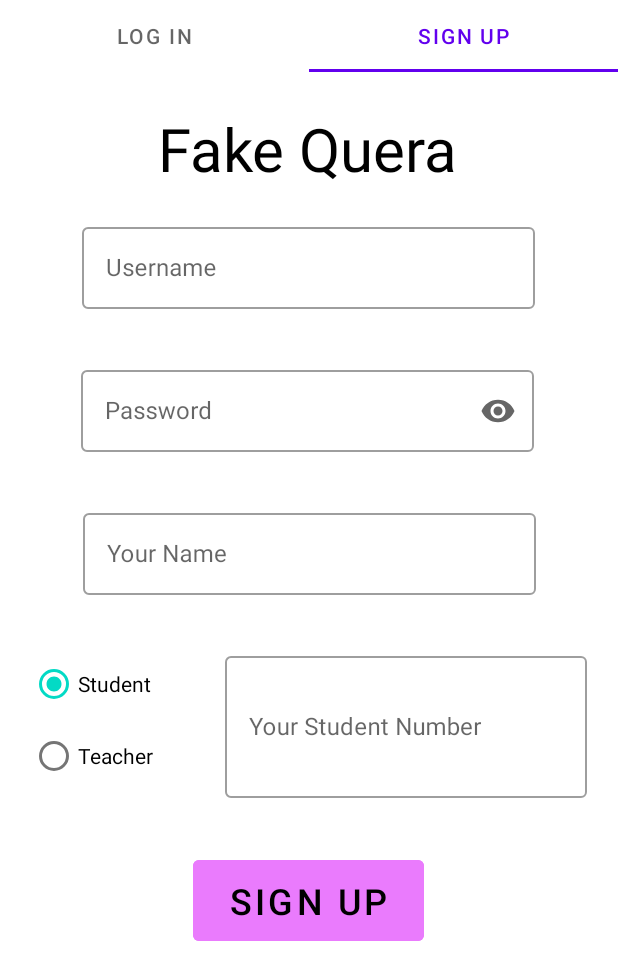
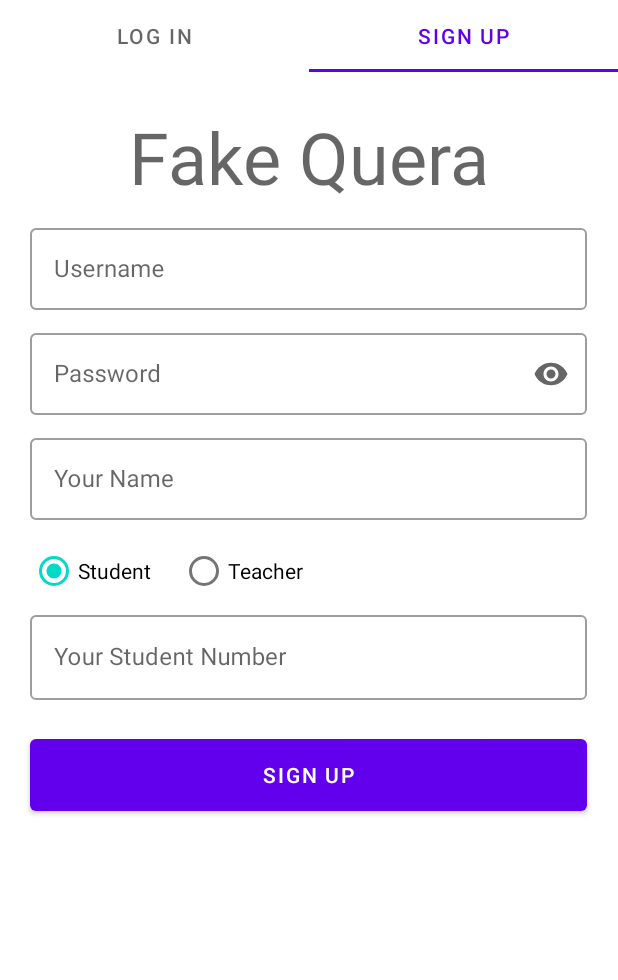
Before and after one commit to benyaminbeyzaie/fake-quera, an Android app: the screen it shows after launch (MainActivity), tab 2 chosen, on a phone screen of 412 x 824 dp. Shown: the top 980 px of the screen. Run offline under Robolectric (Android 15) with nearby library versions, the phone set to English and light mode, and no system bars; our stand-ins replace Room's generated code.

Commit message:
code style and UI fixes

```diff
--- a/app/src/main/java/ir/sharif/fakequera/MainActivity.java
+++ b/app/src/main/java/ir/sharif/fakequera/MainActivity.java
@@ -78,9 +78,6 @@ public class MainActivity extends AppCompatActivity {
                     LoginFragment loginFragment = new LoginFragment();
                     fragmentTransaction.replace(R.id.frame , loginFragment);
                     fragmentTransaction.commit();
-
-                    Toast.makeText(MainActivity.this, "login", Toast.LENGTH_SHORT).show();
-
                 }else if (tab.getText().equals(getString(R.string.signup))){
                     FragmentManager fragmentManager = getSupportFragmentManager();
                     FragmentTransaction fragmentTransaction = fragmentManager.beginTransaction();
@@ -88,8 +85,6 @@ public class MainActivity extends AppCompatActivity {
                     SignupFragment signupFragment = new SignupFragment();
                     fragmentTransaction.replace(R.id.frame , signupFragment);
                     fragmentTransaction.commit();
-
-                    Toast.makeText(MainActivity.this, "signup", Toast.LENGTH_SHORT).show();
                 }
             }
 
--- a/app/src/main/java/ir/sharif/fakequera/SignupFragment.java
+++ b/app/src/main/java/ir/sharif/fakequera/SignupFragment.java
@@ -10,7 +10,6 @@ import android.view.ViewGroup;
 import android.widget.RadioButton;
 import android.widget.RadioGroup;
 
-import com.google.android.material.textfield.TextInputEditText;
 import com.google.android.material.textfield.TextInputLayout;
 
 public class SignupFragment extends Fragment {
@@ -33,7 +32,7 @@ public class SignupFragment extends Fragment {
         radioGroup = view.findViewById(R.id.radioGroup);
         studentButton = view.findViewById(R.id.studentButton);
         teacherButton = view.findViewById(R.id.teacherButton);
-        textInputLayout = view.findViewById(R.id.signupextrainput);
+        textInputLayout = view.findViewById(R.id.additionalInformationInput);
 
 
         System.out.println(radioGroup.getId());
--- a/app/src/main/res/layout/fragment_signup.xml
+++ b/app/src/main/res/layout/fragment_signup.xml
@@ -11,23 +11,22 @@
 
     <TextView
         android:id="@+id/text_view_id"
+        style="@style/TextAppearance.MaterialComponents.Headline3"
         android:layout_width="wrap_content"
         android:layout_height="wrap_content"
         android:layout_marginTop="16dp"
         android:text="@string/app_name"
-        android:textColor="#000000"
-        android:textSize="40sp"
         app:layout_constraintEnd_toEndOf="parent"
-        app:layout_constraintHorizontal_bias="0.497"
         app:layout_constraintStart_toStartOf="parent"
         app:layout_constraintTop_toTopOf="parent" />
 
     <com.google.android.material.textfield.TextInputLayout
-        android:id="@+id/signupuserinput"
+        android:id="@+id/signupUserInput"
         style="@style/Widget.MaterialComponents.TextInputLayout.OutlinedBox"
-        android:layout_width="302dp"
+        android:layout_width="match_parent"
+        android:paddingHorizontal="@dimen/component_horizontal_padding"
         android:layout_height="60dp"
-        android:layout_marginTop="20dp"
+        android:layout_marginTop="10dp"
         android:hint="@string/usernameHint"
         app:layout_constraintEnd_toEndOf="parent"
         app:layout_constraintStart_toStartOf="parent"
@@ -42,17 +41,17 @@
 
 
     <com.google.android.material.textfield.TextInputLayout
-        android:id="@+id/signuppassinput"
+        android:id="@+id/signupPassInput"
         style="@style/Widget.MaterialComponents.TextInputLayout.OutlinedBox"
-        android:layout_width="302dp"
+        android:layout_width="match_parent"
         android:layout_height="60dp"
-        android:layout_marginTop="35dp"
+        android:layout_marginTop="10dp"
+        android:paddingHorizontal="@dimen/component_horizontal_padding"
         android:hint="@string/passwordHint"
         app:endIconMode="password_toggle"
         app:layout_constraintEnd_toEndOf="parent"
-        app:layout_constraintHorizontal_bias="0.495"
         app:layout_constraintStart_toStartOf="parent"
-        app:layout_constraintTop_toBottomOf="@+id/signupuserinput">
+        app:layout_constraintTop_toBottomOf="@+id/signupUserInput">
 
         <com.google.android.material.textfield.TextInputEditText
             android:layout_width="match_parent"
@@ -67,16 +66,16 @@
 
 
     <com.google.android.material.textfield.TextInputLayout
-        android:id="@+id/signupnameinput"
+        android:id="@+id/signupNameInput"
         style="@style/Widget.MaterialComponents.TextInputLayout.OutlinedBox"
-        android:layout_width="302dp"
+        android:layout_width="match_parent"
         android:layout_height="60dp"
-        android:layout_marginTop="35dp"
+        android:layout_marginTop="10dp"
+        android:paddingHorizontal="@dimen/component_horizontal_padding"
         android:hint="@string/nameHint"
         app:layout_constraintEnd_toEndOf="parent"
-        app:layout_constraintHorizontal_bias="0.504"
         app:layout_constraintStart_toStartOf="parent"
-        app:layout_constraintTop_toBottomOf="@+id/signuppassinput">
+        app:layout_constraintTop_toBottomOf="@+id/signupPassInput">
 
         <com.google.android.material.textfield.TextInputEditText
             android:layout_width="match_parent"
@@ -88,19 +87,20 @@
     <LinearLayout
         android:id="@+id/linearLayout2"
         android:layout_width="match_parent"
-        android:layout_height="100dp"
-        android:layout_marginTop="35dp"
-        android:orientation="horizontal"
+        android:layout_height="wrap_content"
+        android:layout_marginTop="10dp"
+        android:orientation="vertical"
         app:layout_constraintEnd_toEndOf="parent"
         app:layout_constraintStart_toStartOf="parent"
-        app:layout_constraintTop_toBottomOf="@+id/signupnameinput">
+        android:paddingHorizontal="@dimen/component_horizontal_padding"
+        app:layout_constraintTop_toBottomOf="@+id/signupNameInput">
 
 
         <RadioGroup
             android:id="@+id/radioGroup"
             android:layout_width="wrap_content"
             android:layout_height="match_parent"
-            android:layout_marginStart="20dp">
+            android:orientation="horizontal">
 
             <RadioButton
                 android:id="@+id/studentButton"
@@ -119,12 +119,10 @@
 
 
         <com.google.android.material.textfield.TextInputLayout
-            android:id="@+id/signupextrainput"
+            android:id="@+id/additionalInformationInput"
             style="@style/Widget.MaterialComponents.TextInputLayout.OutlinedBox"
             android:layout_width="match_parent"
             android:layout_height="match_parent"
-            android:layout_marginStart="30dp"
-            android:layout_marginEnd="20dp"
             android:hint="@string/studentNumberHint">
 
             <com.google.android.material.textfield.TextInputEditText
@@ -138,14 +136,11 @@
 
     <Button
         android:id="@+id/loginButton2"
-        style="@style/Widget.MaterialComponents.Button.TextButton"
-        android:layout_width="154dp"
-        android:layout_height="66dp"
-        android:layout_marginTop="35dp"
-        android:backgroundTint="#EA7BFD"
+        android:layout_width="match_parent"
+        android:layout_height="60dp"
+        android:layout_marginHorizontal="@dimen/component_horizontal_padding"
+        android:layout_marginTop="20dp"
         android:text="@string/signupButtonText"
-        android:textColor="#000000"
-        android:textSize="24sp"
         app:layout_constraintEnd_toEndOf="parent"
         app:layout_constraintStart_toStartOf="parent"
         app:layout_constraintTop_toBottomOf="@+id/linearLayout2" />
--- /dev/null
+++ b/app/src/main/res/values/dimension.xml
@@ -0,0 +1,4 @@
+<?xml version="1.0" encoding="utf-8"?>
+<resources>
+    <dimen name="component_horizontal_padding">20dp</dimen>
+</resources>
```
Also changed, not shown: app/src/main/res/layout/fragment_login.xml (+14 -18 lines).
